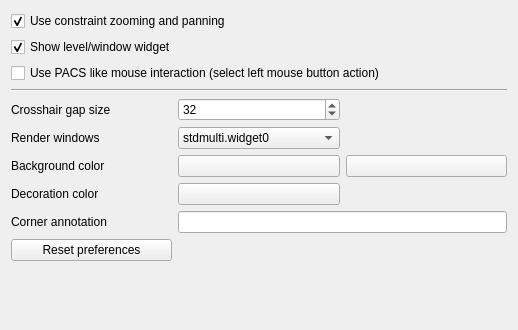
Above: Plugins/org.mitk.gui.qt.stdmultiwidgeteditor/src/internal/QmitkStdMultiWidgetEditorPreferencePage.ui from MITK/MITK before the change. Below: the same form after it.
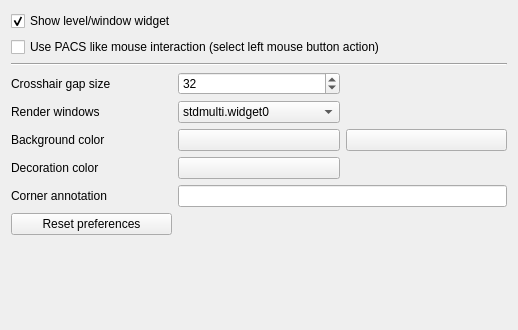
That is the form after the change.

Commit message:
Consolidate zooming and panning preferences in common editors preference page
This setting is not specific to any editor but a setting of the
single common rendering manager used by all editors. Hence, having
the preference multiple times with different keys did interfere with
each other, resulting in incorrectly displayed settings in the editor
preference pages.

Diff of the .ui file:
```diff
--- a/Plugins/org.mitk.gui.qt.stdmultiwidgeteditor/src/internal/QmitkStdMultiWidgetEditorPreferencePage.ui
+++ b/Plugins/org.mitk.gui.qt.stdmultiwidgeteditor/src/internal/QmitkStdMultiWidgetEditorPreferencePage.ui
@@ -14,111 +14,62 @@
    <string>External Programs</string>
   </property>
   <layout class="QGridLayout" name="gridLayout">
-   <item row="11" column="0">
-    <widget class="QLabel" name="label_8">
-     <property name="toolTip">
-      <string>The small text on the button left of each renderwindow.</string>
-     </property>
-     <property name="text">
-      <string>Corner annotation</string>
-     </property>
-    </widget>
-   </item>
-   <item row="2" column="0" colspan="3">
-    <widget class="QCheckBox" name="m_PACSLikeMouseMode">
-     <property name="layoutDirection">
-      <enum>Qt::LeftToRight</enum>
-     </property>
-     <property name="text">
-      <string>Use PACS like mouse interaction (select left mouse button action)</string>
-     </property>
-     <property name="tristate">
-      <bool>false</bool>
-     </property>
-    </widget>
-   </item>
-   <item row="0" column="0" colspan="3">
-    <widget class="QCheckBox" name="m_EnableFlexibleZooming">
-     <property name="toolTip">
-      <string>&lt;html&gt;&lt;head/&gt;&lt;body&gt;&lt;p&gt;If activated, zooming and panning is limited to a certain space around each image.&lt;/p&gt;&lt;/body&gt;&lt;/html&gt;</string>
-     </property>
-     <property name="layoutDirection">
-      <enum>Qt::LeftToRight</enum>
-     </property>
-     <property name="text">
-      <string>Use constraint zooming and panning</string>
-     </property>
-     <property name="checked">
-      <bool>true</bool>
-     </property>
-    </widget>
-   </item>
-   <item row="8" column="0">
-    <widget class="QLabel" name="label_2">
-     <property name="toolTip">
-      <string>&lt;html&gt;&lt;head/&gt;&lt;body&gt;&lt;p&gt;If two colors are set, a gradient background is generated.&lt;/p&gt;&lt;/body&gt;&lt;/html&gt;</string>
-     </property>
-     <property name="text">
-      <string>Background color</string>
-     </property>
-    </widget>
-   </item>
-   <item row="6" column="0">
-    <widget class="QLabel" name="label_9">
-     <property name="toolTip">
-      <string>&lt;html&gt;&lt;head/&gt;&lt;body&gt;&lt;p&gt;The gap in the middle of the crosshair in pixels.&lt;/p&gt;&lt;/body&gt;&lt;/html&gt;</string>
-     </property>
-     <property name="text">
-      <string>Crosshair gap size</string>
-     </property>
-    </widget>
-   </item>
-   <item row="8" column="2">
-    <widget class="QPushButton" name="m_ColorButton2">
-     <property name="text">
-      <string/>
-     </property>
-    </widget>
-   </item>
-   <item row="3" column="0" colspan="3">
-    <widget class="Line" name="line">
-     <property name="orientation">
-      <enum>Qt::Horizontal</enum>
-     </property>
-    </widget>
-   </item>
-   <item row="10" column="1">
-    <widget class="QPushButton" name="m_RenderWindowDecorationColor">
-     <property name="text">
-      <string/>
-     </property>
-    </widget>
-   </item>
-   <item row="6" column="1">
+   <item row="5" column="1">
     <widget class="QSpinBox" name="m_CrosshairGapSize">
      <property name="value">
       <number>32</number>
      </property>
     </widget>
    </item>
-   <item row="10" column="0">
-    <widget class="QLabel" name="label_7">
-     <property name="toolTip">
-      <string>&lt;html&gt;&lt;head/&gt;&lt;body&gt;&lt;p&gt;The color is used for the following decorations (of each renderwindow):&lt;/p&gt;&lt;p&gt;Rectangle border&lt;/p&gt;&lt;p&gt;Corner annotation&lt;/p&gt;&lt;p&gt;Crosshair&lt;/p&gt;&lt;p&gt;Plane geometry helper objects (3D Planes)&lt;/p&gt;&lt;p&gt;Image navigator borders&lt;/p&gt;&lt;p&gt;&lt;br/&gt;&lt;/p&gt;&lt;/body&gt;&lt;/html&gt;</string>
-     </property>
+   <item row="9" column="1">
+    <widget class="QPushButton" name="m_RenderWindowDecorationColor">
      <property name="text">
-      <string>Decoration color</string>
+      <string/>
      </property>
     </widget>
    </item>
-   <item row="12" column="0">
+   <item row="2" column="0" colspan="3">
+    <widget class="Line" name="line">
+     <property name="orientation">
+      <enum>Qt::Orientation::Horizontal</enum>
+     </property>
+    </widget>
+   </item>
+   <item row="10" column="1" colspan="2">
+    <widget class="QLineEdit" name="m_RenderWindowDecorationText"/>
+   </item>
+   <item row="11" column="0">
     <widget class="QPushButton" name="m_ResetButton">
      <property name="text">
       <string>Reset preferences</string>
      </property>
     </widget>
    </item>
-   <item row="1" column="0" colspan="3">
+   <item row="6" column="1">
+    <widget class="QComboBox" name="m_RenderWindowChooser">
+     <item>
+      <property name="text">
+       <string>stdmulti.widget0</string>
+      </property>
+     </item>
+     <item>
+      <property name="text">
+       <string>stdmulti.widget1</string>
+      </property>
+     </item>
+     <item>
+      <property name="text">
+       <string>stdmulti.widget2</string>
+      </property>
+     </item>
+     <item>
+      <property name="text">
+       <string>stdmulti.widget3</string>
+      </property>
+     </item>
+    </widget>
+   </item>
+   <item row="0" column="0" colspan="3">
     <widget class="QCheckBox" name="m_ShowLevelWindowWidget">
      <property name="layoutDirection">
       <enum>Qt::LeftToRight</enum>
@@ -131,27 +82,17 @@
      </property>
     </widget>
    </item>
-   <item row="7" column="0">
-    <widget class="QLabel" name="label_6">
+   <item row="5" column="0">
+    <widget class="QLabel" name="label_9">
      <property name="toolTip">
       <string>&lt;html&gt;&lt;head/&gt;&lt;body&gt;&lt;p&gt;Choose the renderwindow from the multi widget.&lt;/p&gt;&lt;/body&gt;&lt;/html&gt;</string>
      </property>
      <property name="text">
-      <string>Render windows</string>
+      <string>Crosshair gap size</string>
      </property>
     </widget>
    </item>
-   <item row="8" column="1">
-    <widget class="QPushButton" name="m_ColorButton1">
-     <property name="text">
-      <string/>
-     </property>
-    </widget>
-   </item>
-   <item row="11" column="1" colspan="2">
-    <widget class="QLineEdit" name="m_RenderWindowDecorationText"/>
-   </item>
-   <item row="13" column="0">
+   <item row="12" column="0">
     <spacer name="verticalSpacer">
      <property name="orientation">
       <enum>Qt::Vertical</enum>
@@ -164,28 +105,71 @@
      </property>
     </spacer>
    </item>
+   <item row="9" column="0">
+    <widget class="QLabel" name="label_7">
+     <property name="toolTip">
+      <string>&lt;html&gt;&lt;head/&gt;&lt;body&gt;&lt;p&gt;The color is used for the following decorations (of each renderwindow):&lt;/p&gt;&lt;p&gt;Rectangle border&lt;/p&gt;&lt;p&gt;Corner annotation&lt;/p&gt;&lt;p&gt;Crosshair&lt;/p&gt;&lt;p&gt;Plane geometry helper objects (3D Planes)&lt;/p&gt;&lt;p&gt;Image navigator borders&lt;/p&gt;&lt;p&gt;&lt;br/&gt;&lt;/p&gt;&lt;/body&gt;&lt;/html&gt;</string>
+     </property>
+     <property name="text">
+      <string>Decoration color</string>
+     </property>
+    </widget>
+   </item>
    <item row="7" column="1">
-    <widget class="QComboBox" name="m_RenderWindowChooser">
-     <item>
-      <property name="text">
-       <string>stdmulti.widget0</string>
-      </property>
-     </item>
-     <item>
-      <property name="text">
-       <string>stdmulti.widget1</string>
-      </property>
-     </item>
-     <item>
-      <property name="text">
-       <string>stdmulti.widget2</string>
-      </property>
-     </item>
-     <item>
-      <property name="text">
-       <string>stdmulti.widget3</string>
-      </property>
-     </item>
+    <widget class="QPushButton" name="m_ColorButton1">
+     <property name="text">
+      <string/>
+     </property>
+    </widget>
+   </item>
+   <item row="1" column="0" colspan="3">
+    <widget class="QCheckBox" name="m_PACSLikeMouseMode">
+     <property name="layoutDirection">
+      <enum>Qt::LayoutDirection::LeftToRight</enum>
+     </property>
+     <property name="text">
+      <string>Use PACS like mouse interaction (select left mouse button action)</string>
+     </property>
+     <property name="tristate">
+      <bool>false</bool>
+     </property>
+    </widget>
+   </item>
+   <item row="10" column="0">
+    <widget class="QLabel" name="label_8">
+     <property name="toolTip">
+      <string>The small text on the button left of each renderwindow.</string>
+     </property>
+     <property name="text">
+      <string>Corner annotation</string>
+     </property>
+    </widget>
+   </item>
+   <item row="7" column="0">
+    <widget class="QLabel" name="label_2">
+     <property name="toolTip">
+      <string>&lt;html&gt;&lt;head/&gt;&lt;body&gt;&lt;p&gt;If two colors are set, a gradient background is generated.&lt;/p&gt;&lt;/body&gt;&lt;/html&gt;</string>
+     </property>
+     <property name="text">
+      <string>Background color</string>
+     </property>
+    </widget>
+   </item>
+   <item row="7" column="2">
+    <widget class="QPushButton" name="m_ColorButton2">
+     <property name="text">
+      <string/>
+     </property>
+    </widget>
+   </item>
+   <item row="6" column="0">
+    <widget class="QLabel" name="label_6">
+     <property name="toolTip">
+      <string>&lt;html&gt;&lt;head/&gt;&lt;body&gt;&lt;p&gt;Choose the renderwindow from the multi widget.&lt;/p&gt;&lt;/body&gt;&lt;/html&gt;</string>
+     </property>
+     <property name="text">
+      <string>Render windows</string>
+     </property>
     </widget>
    </item>
   </layout>
```
Left out of the diff: 6 changed lines with no effect on the pictures. The commit also changes 11 other files.
